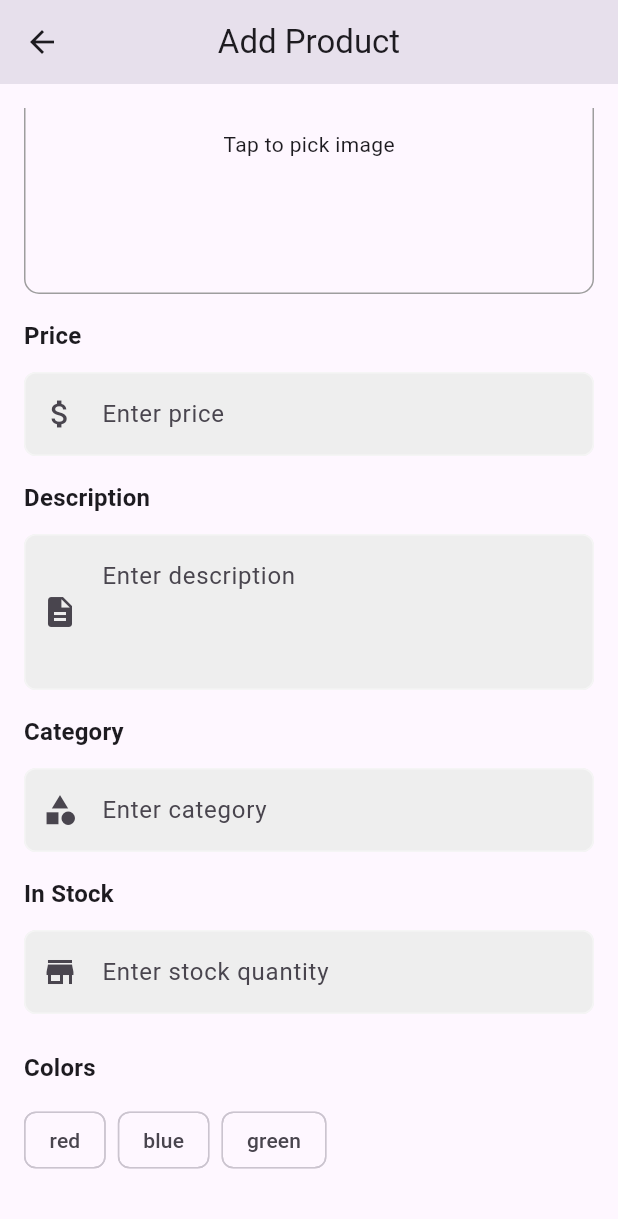
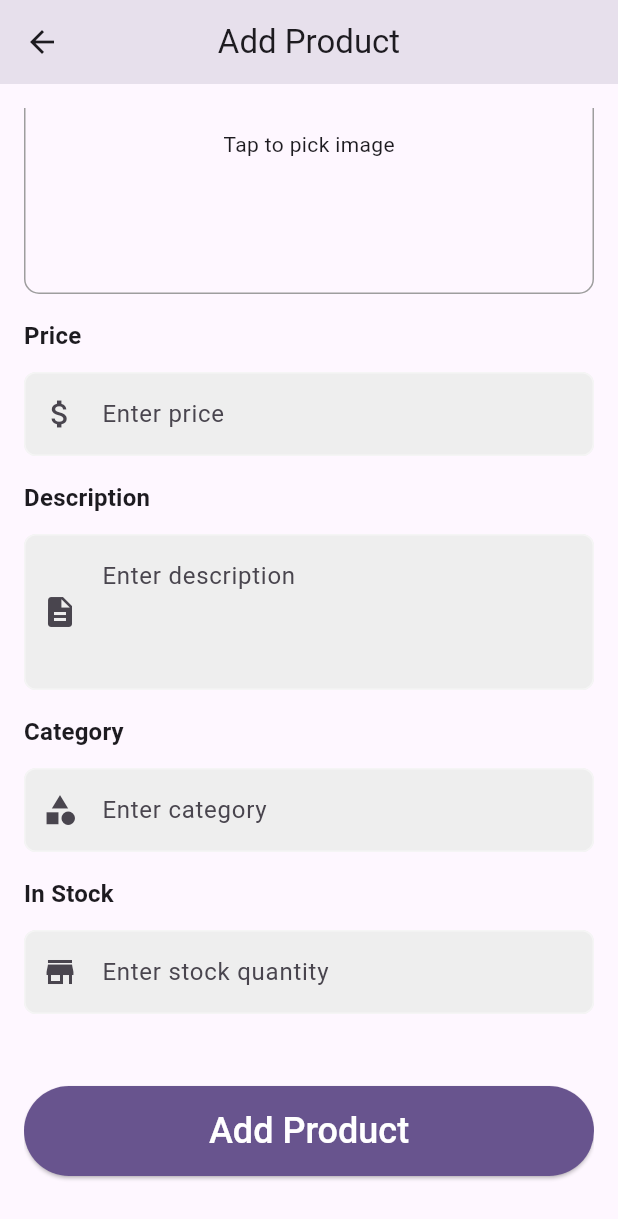
Before and after one commit to malakalbattire/e-commerce, a Flutter app: the AddProductPage screen opened by its route, scrolled down 220 dp, on a phone screen of 412 x 824 dp. Shown: the top 1219 px of the screen. Run offline on Flutter 3.47's test engine with Material 3 defaults, Android fonts, the phone set to English and light mode, and no system bars; our stand-ins replace cached_network_image, cloud_firestore, firebase_auth, firebase_core, firebase_messaging, firebase_storage and 8 more; accounts and stored records are empty; network calls fail.

Commit message:
add product

```diff
--- a/lib/models/add_product_model/add_product_model.dart
+++ b/lib/models/add_product_model/add_product_model.dart
@@ -6,6 +6,7 @@ enum ProductColor {
   red,
   blue,
   green,
+  defaultColor,
 }
 
 enum ProductSize {
@@ -13,6 +14,7 @@ enum ProductSize {
   M,
   L,
   XL,
+  OneSize,
 }
 
 @JsonSerializable()
@@ -24,8 +26,8 @@ class AddProductModel {
   String description;
   String category;
   int inStock;
-  List<ProductColor> colors;
-  List<ProductSize> sizes;
+  // List<ProductColor> colors;
+  // List<ProductSize> sizes;
 
   AddProductModel({
     required this.id,
@@ -35,8 +37,8 @@ class AddProductModel {
     required this.description,
     required this.category,
     required this.inStock,
-    required this.colors,
-    required this.sizes,
+    // required this.colors,
+    // required this.sizes,
   });
 
   factory AddProductModel.fromJson(Map<String, dynamic> json) =>
@@ -52,8 +54,8 @@ class AddProductModel {
     String? description,
     String? category,
     int? inStock,
-    List<ProductColor>? colors,
-    List<ProductSize>? sizes,
+    // List<ProductColor>? colors,
+    // List<ProductSize>? sizes,
   }) {
     return AddProductModel(
       id: id ?? this.id,
@@ -63,8 +65,8 @@ class AddProductModel {
       description: description ?? this.description,
       category: category ?? this.category,
       inStock: inStock ?? this.inStock,
-      colors: colors ?? this.colors,
-      sizes: sizes ?? this.sizes,
+      // colors: colors ?? this.colors,
+      // sizes: sizes ?? this.sizes,
     );
   }
 
@@ -77,20 +79,20 @@ class AddProductModel {
       description: map['description'] as String,
       category: map['category'] as String,
       inStock: map['inStock'] as int,
-      colors: List<ProductColor>.from(
-        (map['colors'] as List<dynamic>).map(
-          (e) => ProductColor.values.firstWhere(
-            (color) => color.name == e as String,
-          ),
-        ),
-      ),
-      sizes: List<ProductSize>.from(
-        (map['sizes'] as List<dynamic>).map(
-          (e) => ProductSize.values.firstWhere(
-            (size) => size.name == e as String,
-          ),
-        ),
-      ),
+      // colors: List<ProductColor>.from(
+      //   (map['colors'] as List<dynamic>).map(
+      //     (e) => ProductColor.values.firstWhere(
+      //       (color) => color.name == e as String,
+      //     ),
+      //   ),
+      // ),
+      // sizes: List<ProductSize>.from(
+      //   (map['sizes'] as List<dynamic>).map(
+      //     (e) => ProductSize.values.firstWhere(
+      //       (size) => size.name == e as String,
+      //     ),
+      //   ),
+      // ),
     );
   }
 
@@ -103,8 +105,8 @@ class AddProductModel {
       'description': description,
       'category': category,
       'inStock': inStock,
-      'colors': colors.map((color) => color.name).toList(),
-      'sizes': sizes.map((size) => size.name).toList(),
+      // 'colors': colors.map((color) => color.name).toList(),
+      // 'sizes': sizes.map((size) => size.name).toList(),
     };
   }
 }
--- a/lib/provider/add_product_provider.dart
+++ b/lib/provider/add_product_provider.dart
@@ -22,8 +22,8 @@ class AddProductProvider with ChangeNotifier {
     String description,
     String category,
     int inStock,
-    List<ProductColor> selectedColors,
-    List<ProductSize> selectedSizes,
+    // List<ProductColor> selectedColors,
+    // List<ProductSize> selectedSizes,
   ) async {
     if (_isSubmitting) return;
     if (imageFile == null) {
@@ -47,9 +47,9 @@ class AddProductProvider with ChangeNotifier {
         price: price,
         description: description,
         category: category,
-        sizes: selectedSizes,
+        // sizes: selectedSizes,
         inStock: inStock,
-        colors: selectedColors,
+        // colors: selectedColors,
       );
 
       await addProductServices.addProduct(product);
--- a/lib/views/pages/add_product_page.dart
+++ b/lib/views/pages/add_product_page.dart
@@ -71,8 +71,8 @@ class _AddProductPageState extends State<AddProductPage> {
         _description,
         _category,
         _inStock,
-        _selectedColors,
-        _selectedSizes,
+        // _selectedColors,
+        // _selectedSizes,
       );
 
       if (provider.state == AddProductState.loaded) {
@@ -251,49 +251,28 @@ class _AddProductPageState extends State<AddProductPage> {
                         },
                       ),
                       const SizedBox(height: 24),
-                      Text(
-                        'Colors',
-                        style: Theme.of(context)
-                            .textTheme
-                            .titleMedium!
-                            .copyWith(fontWeight: FontWeight.w600),
-                      ),
-                      const SizedBox(height: 12),
-                      Wrap(
-                        spacing: 8,
-                        runSpacing: 8,
-                        children: ProductColor.values.map((color) {
-                          return ChoiceChip(
-                            label: Text(color.toString().split('.').last),
-                            selected: _selectedColors.contains(color),
-                            onSelected: (selected) {
-                              _toggleColor(color);
-                            },
-                          );
-                        }).toList(),
-                      ),
-                      const SizedBox(height: 24),
-                      Text(
-                        'Sizes',
-                        style: Theme.of(context)
-                            .textTheme
-                            .titleMedium!
-                            .copyWith(fontWeight: FontWeight.w600),
-                      ),
-                      const SizedBox(height: 12),
-                      Wrap(
-                        spacing: 8,
-                        runSpacing: 8,
-                        children: ProductSize.values.map((size) {
-                          return ChoiceChip(
-                            label: Text(size.toString().split('.').last),
-                            selected: _selectedSizes.contains(size),
-                            onSelected: (selected) {
-                              _toggleSize(size);
-                            },
-                          );
-                        }).toList(),
-                      ),
+                      // Text(
+                      //   'Colors',
+                      //   style: Theme.of(context)
+                      //       .textTheme
+                      //       .titleMedium!
+                      //       .copyWith(fontWeight: FontWeight.w600),
+                      // ),
+                      // const SizedBox(height: 12),
+                      // Wrap(
+                      //   spacing: 8,
+                      //   runSpacing: 8,
+                      //   children: ProductColor.values.map((color) {
+                      //     return ChoiceChip(
+                      //       label: Text(color.toString().split('.').last),
+                      //       selected: _selectedColors.contains(color),
+                      //       onSelected: (selected) {
+                      //         _toggleColor(color);
+                      //       },
+                      //     );
+                      //   }).toList(),
+                      // ),
+                      //
                       const SizedBox(height: 24),
                       SizedBox(
                         width: double.infinity,
```
Also changed, not shown: lib/models/add_product_model/add_product_model.g.dart.
